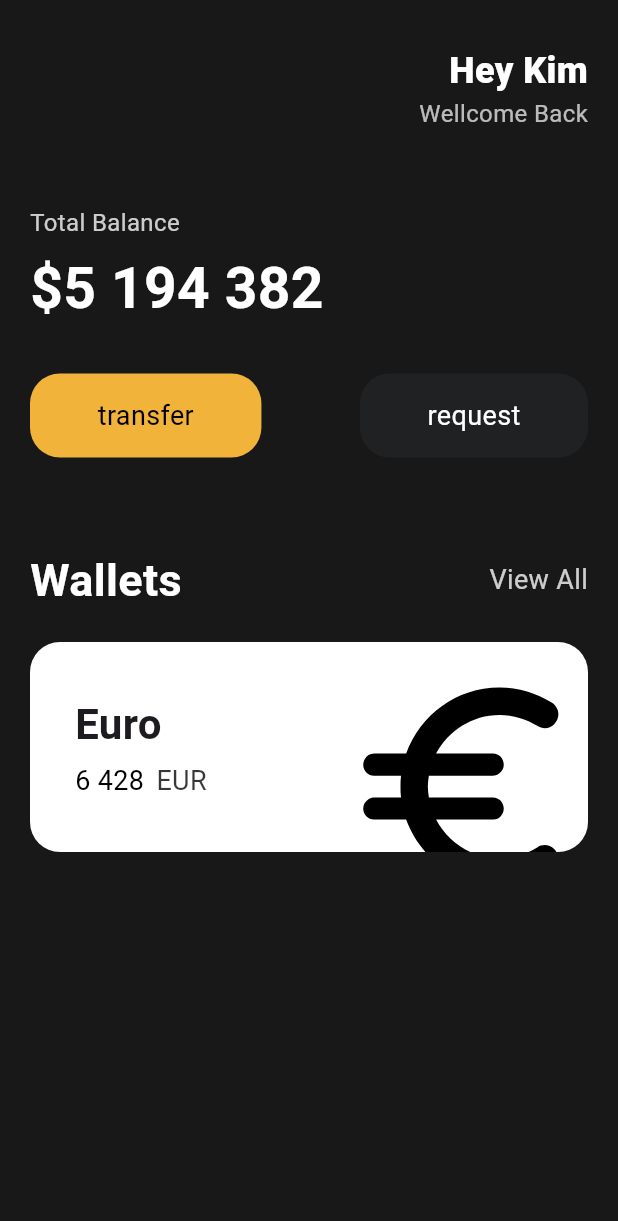
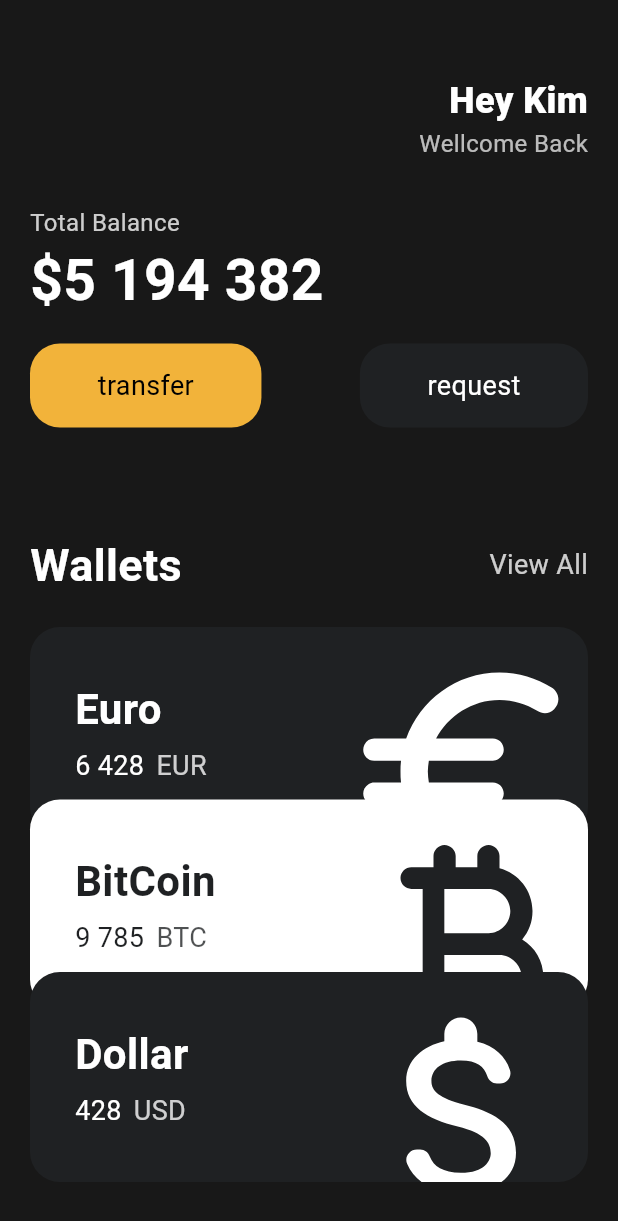
Before and after one commit to pvvng/learn-flutter, a Flutter app: the screen it shows after launch, on a phone screen of 412 x 824 dp. Shown: the top 1221 px of the screen. Run offline on Flutter 3.47's test engine with Material 3 defaults, Android fonts, the phone set to English and light mode, and no system bars.

Commit message:
card : reuseable widget2

```diff
--- a/lib/main.dart
+++ b/lib/main.dart
@@ -25,13 +25,14 @@ class MyApp extends StatelessWidget {
       home: Scaffold(
         backgroundColor: Color(0xFF181818),
         // Column -> 상하로 쌓기
-        body: Padding(
+        body: SingleChildScrollView(
+          child: Padding(
               padding: EdgeInsets.symmetric(horizontal: 20),
               child: Column(
                 crossAxisAlignment: CrossAxisAlignment.start,
                 children: [
                   SizedBox(
-                  height: 30,
+                    height: 50,
                   ),
                   // Row -> 좌우로 정렬
                   Row(
@@ -60,7 +61,7 @@ class MyApp extends StatelessWidget {
                     ],
                   ),
                   SizedBox(
-                  height: 50,
+                    height: 30,
                   ),
                   Text(
                     "Total Balance",
@@ -68,9 +69,6 @@ class MyApp extends StatelessWidget {
                       color: Colors.white.withAlpha(200),
                       fontSize: 16,
                     ),
-                ),
-                SizedBox(
-                  height: 5,
                   ),
                   Text(
                     "\$5 194 382",
@@ -80,7 +78,7 @@ class MyApp extends StatelessWidget {
                         fontSize: 38),
                   ),
                   SizedBox(
-                  height: 30,
+                    height: 15,
                   ),
                   Row(
                     mainAxisAlignment: MainAxisAlignment.spaceBetween,
@@ -97,7 +95,7 @@ class MyApp extends StatelessWidget {
                     ],
                   ),
                   SizedBox(
-                  height: 60,
+                    height: 70,
                   ),
                   Row(
                     mainAxisAlignment: MainAxisAlignment.spaceBetween,
@@ -122,9 +120,34 @@ class MyApp extends StatelessWidget {
                   SizedBox(
                     height: 20,
                   ),
-                MyCard(),
+                  MyCard(
+                    name: "Euro",
+                    amount: "6 428",
+                    code: "EUR",
+                    icon: Icons.euro_rounded,
+                  ),
+                  Transform.translate(
+                    offset: Offset(0, -25),
+                    child: MyCard(
+                      name: "BitCoin",
+                      amount: "9 785",
+                      code: "BTC",
+                      icon: Icons.currency_bitcoin_rounded,
+                      isInverted: true,
+                    ),
+                  ),
+                  Transform.translate(
+                    offset: Offset(0, -50),
+                    child: MyCard(
+                      name: "Dollar",
+                      amount: "428",
+                      code: "USD",
+                      icon: Icons.attach_money_rounded,
+                    ),
+                  ),
                 ],
               )),
+        ),
       ),
     );
   }
--- a/lib/widget/button.dart
+++ b/lib/widget/button.dart
@@ -2,8 +2,7 @@ import 'package:flutter/material.dart';
 
 class MyButton extends StatelessWidget {
   final String text;
-  final Color textColor;
-  final Color backgroundColor;
+  final Color textColor, backgroundColor;
 
   const MyButton(
     this.text, {
--- a/lib/widget/card.dart
+++ b/lib/widget/card.dart
@@ -1,16 +1,29 @@
 import 'package:flutter/material.dart';
 
 class MyCard extends StatelessWidget {
+  final String name, amount, code;
+  final IconData icon;
+  final bool isInverted;
+
+  // _ =>private
+  final _blackColor = const Color(0xFF1F2123);
+
   const MyCard({
     super.key,
+    required this.name,
+    required this.amount,
+    required this.code,
+    required this.icon,
+    this.isInverted = false,
   });
 
   @override
   Widget build(BuildContext context) {
     return Container(
+      // overflow controll
       clipBehavior: Clip.hardEdge,
       decoration: BoxDecoration(
-        color: Colors.white,
+        color: isInverted ? Colors.white : _blackColor,
         borderRadius: BorderRadius.circular(20),
       ),
       child: Padding(
@@ -22,9 +35,10 @@ class MyCard extends StatelessWidget {
               crossAxisAlignment: CrossAxisAlignment.start,
               children: [
                 Text(
-                  "Euro",
+                  name,
                   style: TextStyle(
                     fontSize: 28,
+                    color: isInverted ? _blackColor : Colors.white,
                     fontWeight: FontWeight.w600,
                   ),
                 ),
@@ -34,9 +48,9 @@ class MyCard extends StatelessWidget {
                 Row(
                   children: [
                     Text(
-                      "6 428",
+                      amount,
                       style: TextStyle(
-                        color: Colors.black,
+                        color: isInverted ? _blackColor : Colors.white,
                         fontSize: 18,
                       ),
                     ),
@@ -44,9 +58,11 @@ class MyCard extends StatelessWidget {
                       width: 8,
                     ),
                     Text(
-                      "EUR",
+                      code,
                       style: TextStyle(
-                        color: Colors.black.withAlpha(200),
+                        color: isInverted
+                            ? _blackColor.withAlpha(200)
+                            : Colors.white.withAlpha(200),
                         fontSize: 18,
                       ),
                     ),
@@ -59,8 +75,10 @@ class MyCard extends StatelessWidget {
               child: Transform.translate(
                 offset: Offset(-5, 12),
                 child: Icon(
-                  Icons.euro_rounded,
-                  color: Colors.black,
+                  icon,
+                  color: isInverted ? _blackColor : Colors.white,
+                  // 아이콘 크기는 고정,
+                  // transform으로 아이콘 사이즈 변경하여 카드 크기 유지
                   size: 80,
                 ),
               ),
```
Lines whose indentation alone changed are shown as unchanged.
